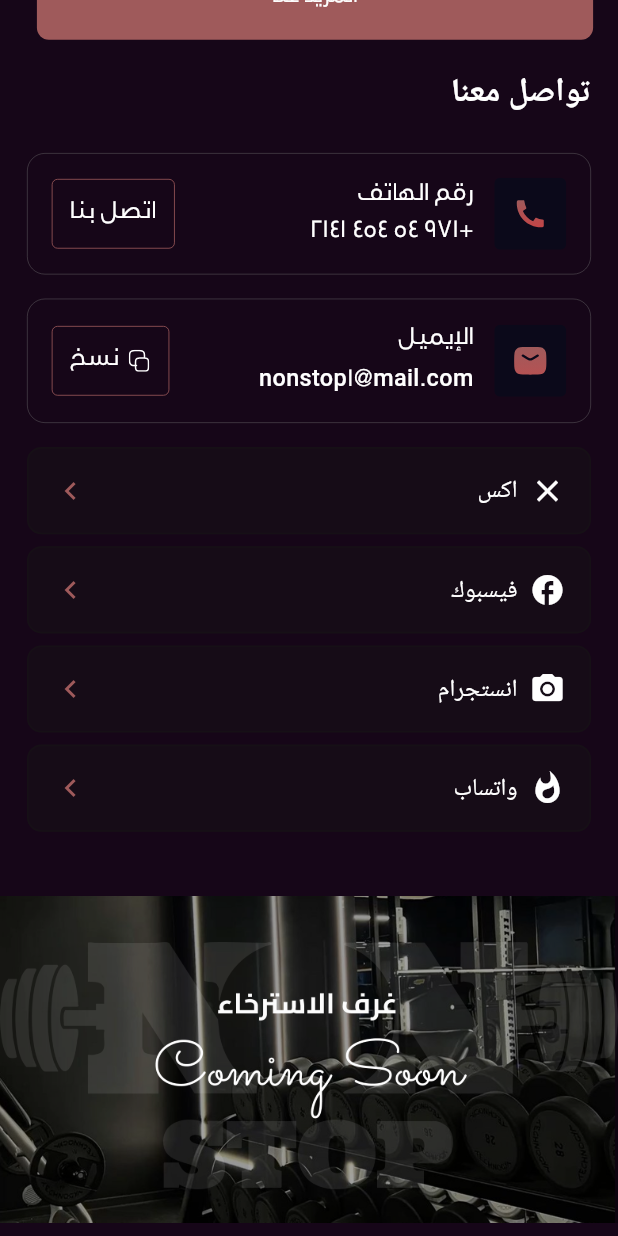
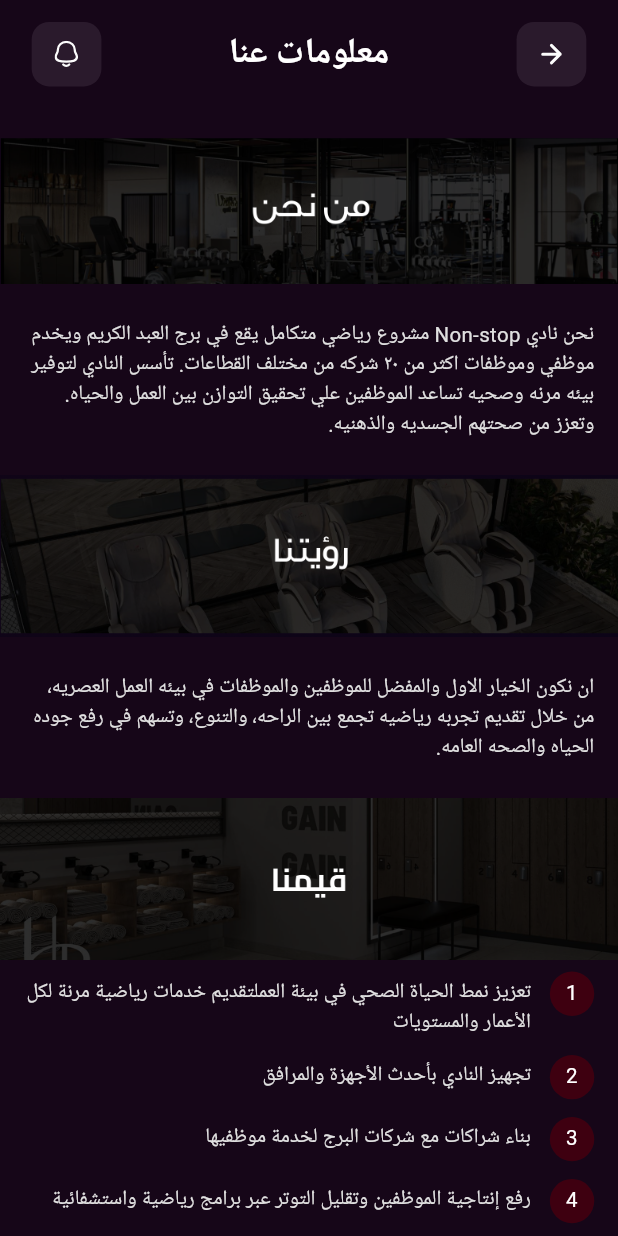
Before and after one commit to OmarAbdelAziz123/Non-Stop-Gym, a Flutter app: the HomeScreen screen opened directly, scrolled down 1835 dp, after a tap on "المزيد عنا", on a phone screen of 412 x 824 dp. Run offline on Flutter 3.47's test engine with Material 3 defaults, Android fonts, the phone set to English and light mode, and no system bars; our stand-ins replace cached_network_image, dio, dots_indicator, easy_localization, file_picker, firebase_core and 20 more; accounts and stored records are empty; generated files the repository leaves out were written again; network calls fail; Roboto replaces fonts that are missing (Arial, Cairo).

Commit message:
Finsh  design more about us screen

```diff
--- a/lib/core/routing/app_router.dart
+++ b/lib/core/routing/app_router.dart
@@ -11,6 +11,7 @@ import 'package:non_stop/features/home/bloc/cubit/home_cubit.dart';
 import 'package:non_stop/features/home/presentation/screen/home_screen.dart';
 import 'package:non_stop/features/main%20layout/business_logic/main_layout_cubit.dart';
 import 'package:non_stop/features/main%20layout/presentation/main_layout.dart';
+import 'package:non_stop/features/more_about_us/presentation/screens/more_about_us_screen.dart';
 import 'package:non_stop/features/onboarding/onBoarding/Bloc/on_boarding_cubit.dart';
 import 'package:non_stop/features/onboarding/onBoarding/screens/on_boarding_screen.dart';
 import 'package:non_stop/features/packages/presentation/screens/my_packages_screen.dart';
@@ -78,6 +79,8 @@ class AppRouter {
         return transition(screen: const MyPackagesScreen());
       case Routes.packagesScreen:
         return transition(screen: const PackagesScreen());
+      case Routes.moreAboutUsScreen:
+        return transition(screen: const MoreAboutUsScreen());
     }
     return null;
   }
--- a/lib/core/routing/routes_name.dart
+++ b/lib/core/routing/routes_name.dart
@@ -12,4 +12,5 @@ class Routes {
   static const String photoGalleryDetailsScreen = '/photoGalleryDetailsScreen';
   static const String myPackagesScreen = '/myPackagesScreen';
   static const String packagesScreen = '/packagesScreen';
+  static const String moreAboutUsScreen = '/moreAboutUsScreen';
 }
--- a/lib/features/home/presentation/screen/relax_tap.dart
+++ b/lib/features/home/presentation/screen/relax_tap.dart
@@ -2,6 +2,8 @@ import 'package:flutter/material.dart';
 import 'package:flutter_bloc/flutter_bloc.dart';
 import 'package:flutter_screenutil/flutter_screenutil.dart';
 import 'package:flutter_svg/svg.dart';
+import 'package:non_stop/core/extensions/navigation_extension.dart';
+import 'package:non_stop/core/routing/routes_name.dart';
 import 'package:non_stop/core/theme/app_colors.dart';
 import 'package:non_stop/core/theme/text_colors.dart';
 import 'package:non_stop/core/widgets/button/custom_button_widget.dart';
@@ -68,7 +70,9 @@ class RelaxTap extends StatelessWidget {
         SizedBox(height: 15.h),
         CustomButtonWidget(
           margin: EdgeInsets.only(right: 17.sp),
-          onPressed: () {},
+          onPressed: () {
+            context.pushNamed(Routes.moreAboutUsScreen);
+          },
           text: 'المزيد عنا',
           textStyle: Styles.contentRegular.copyWith(
             color: AppColors.neutralColor100,
--- /dev/null
+++ b/lib/features/more_about_us/presentation/screens/more_about_us_screen.dart
@@ -0,0 +1,177 @@
+import 'package:flutter/material.dart';
+import 'package:flutter_screenutil/flutter_screenutil.dart';
+import 'package:flutter_svg/svg.dart';
+import 'package:non_stop/common/extensions/build_context_extensions.dart';
+import 'package:non_stop/core/constants/app_colors.dart';
+import 'package:non_stop/core/constants/app_styles.dart';
+
+class MoreAboutUsScreen extends StatelessWidget {
+  const MoreAboutUsScreen({super.key});
+
+  @override
+  Widget build(BuildContext context) {
+    return Container(
+      decoration: const BoxDecoration(color: Color(0xff160618)),
+      child: Scaffold(
+        backgroundColor: Colors.transparent,
+        body: SingleChildScrollView(
+          child: Column(
+            children: [
+              SafeArea(
+                child: Container(
+                  padding: EdgeInsets.symmetric(
+                    horizontal: 20.w,
+                    vertical: 15.h,
+                  ),
+                  child: Row(
+                    mainAxisAlignment: MainAxisAlignment.spaceBetween,
+                    children: [
+                      InkWell(
+                        onTap: () {
+                          context.pop();
+                        },
+                        child: Container(
+                          width: 44.w,
+                          height: 44.h,
+                          decoration: BoxDecoration(
+                            color: const Color(0xff2A1A2C),
+                            borderRadius: BorderRadius.circular(12.r),
+                          ),
+                          child: SvgPicture.asset(
+                            "assets/svgs/Back _con.svg",
+                            width: 24.w,
+                            height: 24.h,
+                            fit: BoxFit.scaleDown,
+                          ),
+                        ),
+                      ),
+                      Text(
+                        'معلومات عنا',
+                        style: Styles.heading2.copyWith(color: Colors.white),
+                      ),
+                      Container(
+                        width: 44.w,
+                        height: 44.h,
+                        decoration: BoxDecoration(
+                          color: const Color(0xff2A1A2C),
+                          borderRadius: BorderRadius.circular(12.r),
+                        ),
+                        child: SvgPicture.asset(
+                          "assets/svgs/Notification.svg",
+                          width: 24.w,
+                          height: 24.h,
+                          fit: BoxFit.scaleDown,
+                        ),
+                      ),
+                    ],
+                  ),
+                ),
+              ),
+              20.verticalSpace,
+
+              Image.asset("assets/pngs/about_us.png"),
+              8.verticalSpace,
+              Padding(
+                padding: EdgeInsets.all(15.w),
+                child: Text(
+                  'نحن نادي Non-stop مشروع رياضي متكامل يقع في برج العبد الكريم ويخدم موظفي وموظفات اكثر من ٢٠ شركه من مختلف القطاعات. تأسس النادي لتوفير بيئه مرنه وصحيه تساعد الموظفين علي تحقيق التوازن بين العمل والحياه. وتعزز من صحتهم الجسديه والذهنيه.',
+                  style: Styles.contentRegular.copyWith(
+                    color: AppColors.neutralColor200,
+                  ),
+                ),
+              ),
+              8.verticalSpace,
+
+              Image.asset("assets/pngs/eyes.png"),
+              8.verticalSpace,
+              Padding(
+                padding: EdgeInsets.all(15.w),
+                child: Text(
+                  'ان نكون الخيار الاول والمفضل للموظفين والموظفات في بيئه العمل العصريه، من خلال تقديم تجربه رياضيه تجمع بين الراحه، والتنوع، وتسهم في رفع جوده الحياه والصحه العامه.',
+                  style: Styles.contentRegular.copyWith(
+                    color: AppColors.neutralColor200,
+                  ),
+                ),
+              ),
+              8.verticalSpace,
+
+              Image.asset("assets/pngs/value.png"),
+              8.verticalSpace,
+              buildNumberedSection(
+                items: [
+                  'تعزيز نمط الحياة الصحي في بيئة العمل'
+                      'تقديم خدمات رياضية مرنة لكل الأعمار والمستويات',
+                  'تجهيز النادي بأحدث الأجهزة والمرافق',
+                  'بناء شراكات مع شركات البرج لخدمة موظفيها',
+                  'رفع إنتاجية الموظفين وتقليل التوتر عبر برامج رياضية واستشفائية',
+                  'ضمان الخصوصية من خلال مرافق وأوقات منفصلة للرجال والنساء',
+                ],
+              ),
+              8.verticalSpace,
+
+              Image.asset("assets/pngs/club.png"),
+              8.verticalSpace,
+              buildNumberedSection(
+                items: [
+                  'الصحة: الاهتمام بالصحة الجسدية والذهنية',
+                  'المرونة: تقديم خدمات تناسب الجداول المختلفة والاحتياجات المتنوعة',
+                  'الخصوصية: مراعاة خصوصية الرجال والنساء في جميع المرافق',
+                  'الاحترافية: تقديم خدمات عالية الجودة بتجهيزات حديثة',
+                  'التكامل: خلق بيئة متكاملة تدعم رفاهية الموظف داخل مكان العمل',
+                ],
+              ),
+              20.verticalSpace,
+            ],
+          ),
+        ),
+      ),
+    );
+  }
+
+  Widget buildNumberedSection({required List<String> items}) {
+    return Padding(
+      padding: EdgeInsets.symmetric(horizontal: 15.w),
+      child: Column(
+        children: List.generate(
+          items.length,
+          (index) => Padding(
+            padding: EdgeInsets.only(bottom: 12.h),
+            child: Row(
+              crossAxisAlignment: CrossAxisAlignment.start,
+              children: [
+                Container(
+                  width: 28.w,
+                  height: 28.w,
+                  decoration: BoxDecoration(
+                    color: AppColors.primaryColor900,
+                    shape: BoxShape.circle,
+                  ),
+                  child: Center(
+                    child: Text(
+                      '${index + 1}',
+                      style: Styles.contentRegular.copyWith(
+                        color: Colors.white,
+                      ),
+                    ),
+                  ),
+                ),
+                12.horizontalSpace,
+                Expanded(
+                  child: Padding(
+                    padding: EdgeInsets.only(top: 4.h),
+                    child: Text(
+                      items[index],
+                      style: Styles.contentRegular.copyWith(
+                        color: AppColors.neutralColor200,
+                      ),
+                    ),
+                  ),
+                ),
+              ],
+            ),
+          ),
+        ),
+      ),
+    );
+  }
+}
```
Also changed, not shown: assets/pngs/club.png (added), assets/pngs/value.png (added).
